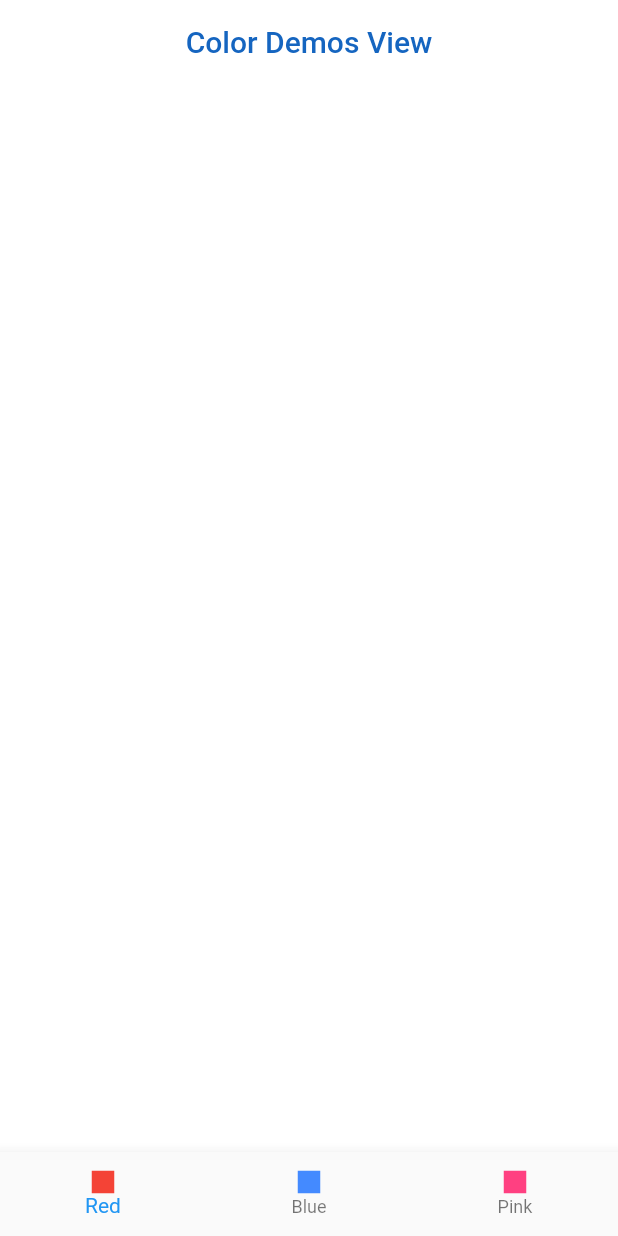
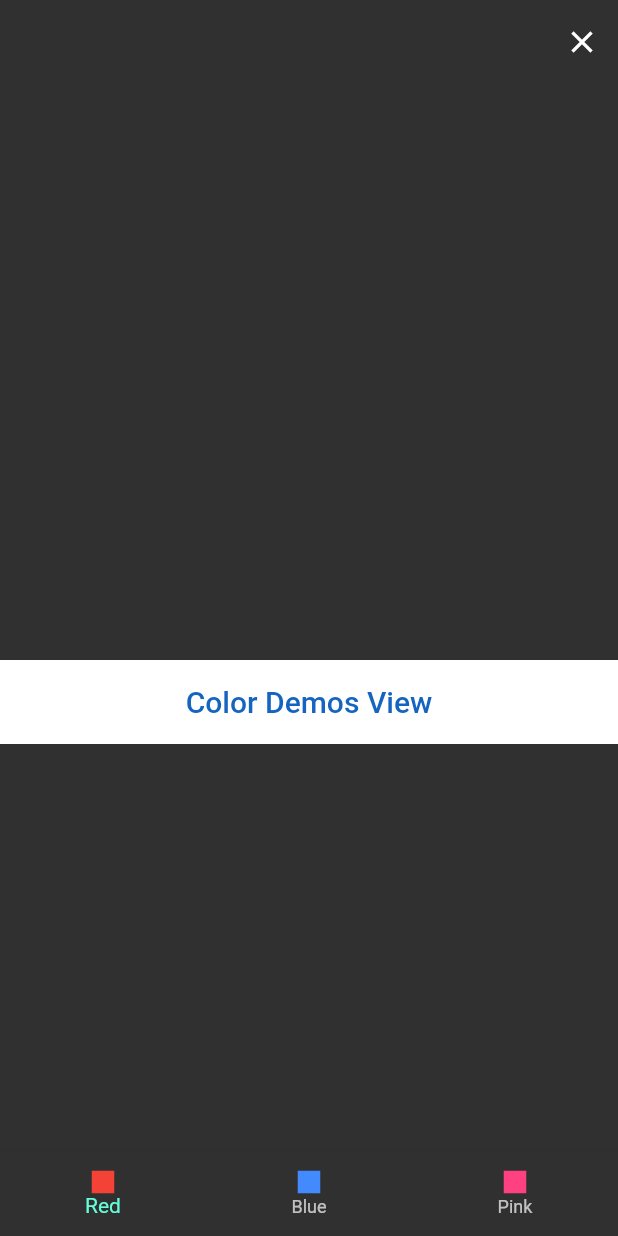
Before and after one commit to yusufcanstr/Flutter-101, a Flutter app: the screen it shows after launch, on a phone screen of 412 x 824 dp. Run offline on Flutter 3.47's test engine with Material 2 defaults, Android fonts, the phone set to English and light mode, and no system bars.

Commit message:
color life cycle view

```diff
--- a/lib/demos/color_demos_view.dart
+++ b/lib/demos/color_demos_view.dart
@@ -1,14 +1,32 @@
+import 'dart:developer';
+
 import 'package:flutter/material.dart';
 
 class ColorDemosView extends StatefulWidget {
-  const ColorDemosView({super.key});
-
+  const ColorDemosView({super.key, required this.initialColor});
+  final Color? initialColor;
   @override
   State<ColorDemosView> createState() => _ColorDemosViewState();
 }
 
 class _ColorDemosViewState extends State<ColorDemosView> {
-  Color? _backgroundColor = Colors.transparent;
+  Color? _backgroundColor;
+
+  @override
+  void initState() {
+    super.initState();
+    _backgroundColor = widget.initialColor ?? Colors.transparent;
+  }
+
+  @override
+  void didUpdateWidget(covariant ColorDemosView oldWidget) {
+    super.didUpdateWidget(oldWidget);
+    //print(oldWidget.initialColor != _backgroundColor);
+    inspect(widget);
+    if (widget.initialColor != _backgroundColor && widget.initialColor != null) {
+      changeBackgroundColor(widget.initialColor!);
+    }
+  }
 
   void changeBackgroundColor(Color color) {
     setState(() {
--- /dev/null
+++ b/lib/demos/color_life_cycle_view.dart
@@ -0,0 +1,31 @@
+import 'package:flutter/material.dart';
+import 'package:information_card/demos/color_demos_view.dart';
+
+class ColorLifeCycleView extends StatefulWidget {
+  const ColorLifeCycleView({super.key});
+
+  @override
+  State<ColorLifeCycleView> createState() => _ColorLifeCycleViewState();
+}
+
+class _ColorLifeCycleViewState extends State<ColorLifeCycleView> {
+  Color? _backgroundColor;
+
+  @override
+  Widget build(BuildContext context) {
+    return Scaffold(
+      appBar: AppBar(
+        actions: [IconButton(onPressed: _changeBackground, icon: const Icon(Icons.clear))],
+      ),
+      body: Column(
+        children: [const Spacer(), Expanded(child: ColorDemosView(initialColor: _backgroundColor))],
+      ),
+    );
+  }
+
+  void _changeBackground() {
+    setState(() {
+      _backgroundColor = Colors.amber;
+    });
+  }
+}
--- a/lib/main.dart
+++ b/lib/main.dart
@@ -1,4 +1,5 @@
 import 'package:flutter/material.dart';
+import 'package:information_card/demos/color_life_cycle_view.dart';
 import 'demos/color_demos_view.dart';
 
 void main() {
@@ -14,14 +15,14 @@ class MyApp extends StatelessWidget {
     return MaterialApp(
       title: 'Flutter Demo',
       debugShowCheckedModeBanner: false,
-      theme: ThemeData.light().copyWith(
+      theme: ThemeData.dark().copyWith(
           progressIndicatorTheme: ProgressIndicatorThemeData(color: Colors.red),
           appBarTheme: AppBarTheme(
             centerTitle: true,
             backgroundColor: Colors.transparent,
             elevation: 0,
           )),
-      home: const ColorDemosView(),
+      home: const ColorLifeCycleView(),
     );
   }
 }
```
